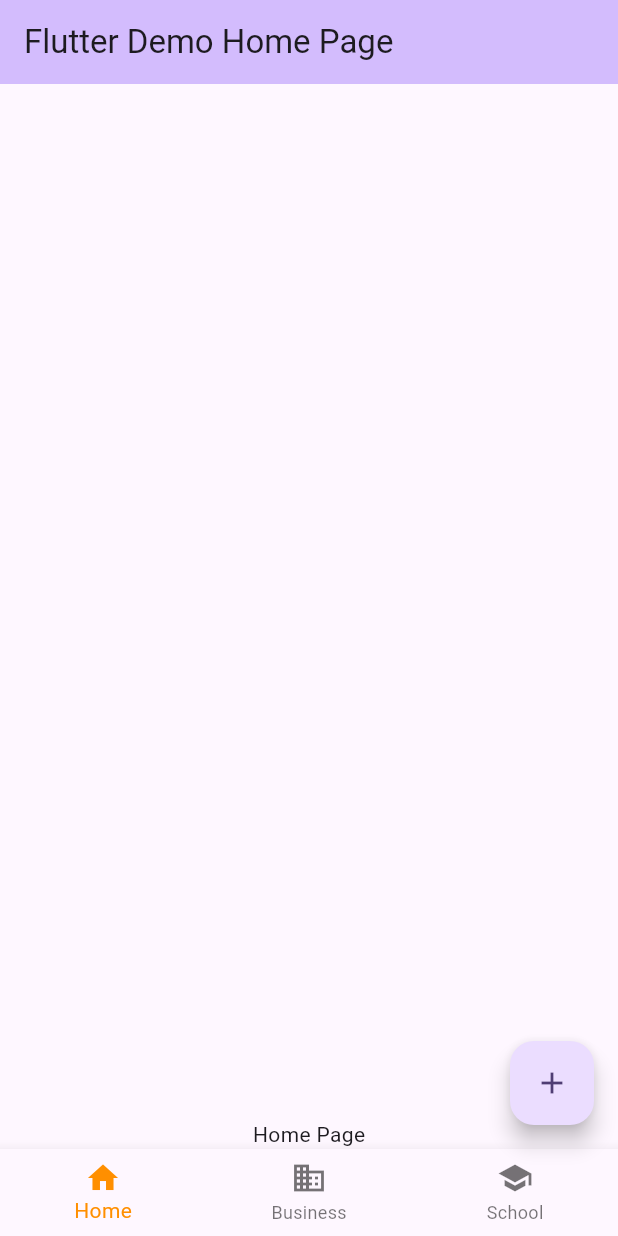
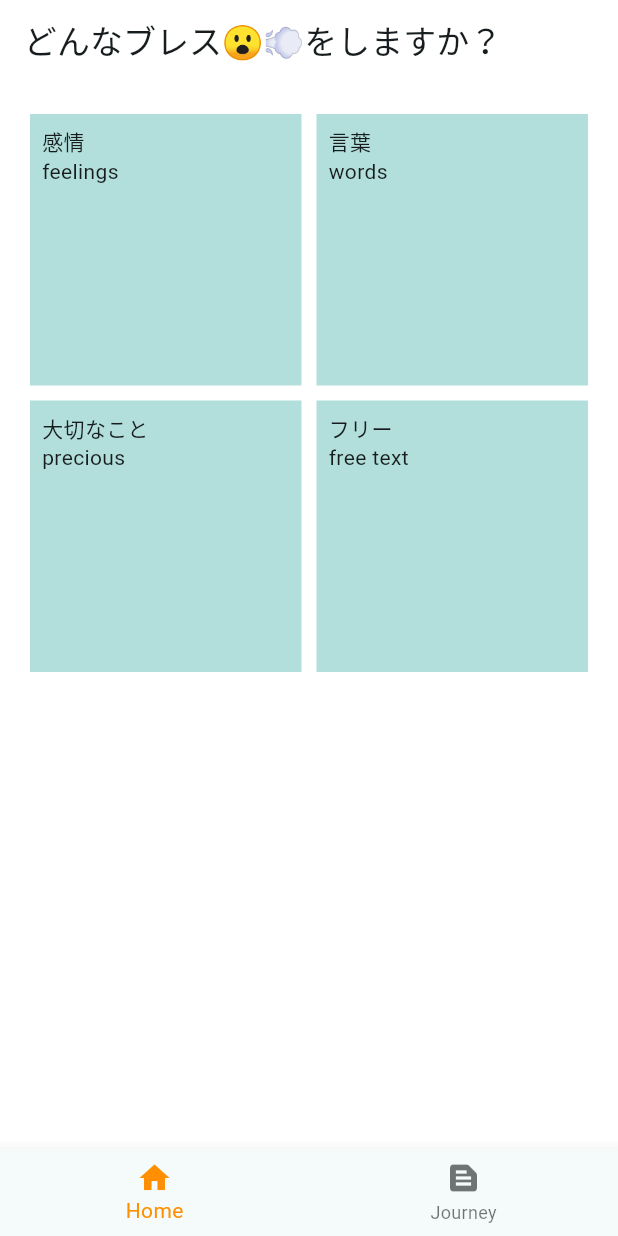
Before and after one commit to matsu-b/breath, a Flutter app: the screen it shows after launch, on a phone screen of 412 x 824 dp. Run offline on Flutter 3.47's test engine with Material 3 defaults, Android fonts, the phone set to English and light mode, and no system bars; our stand-ins replace cloud_firestore, firebase_auth, firebase_core; accounts and stored records are empty.

Commit message:
add top screen

```diff
--- a/lib/main.dart
+++ b/lib/main.dart
@@ -2,6 +2,7 @@ import 'package:firebase_core/firebase_core.dart';
 import 'package:flutter/material.dart';
 import 'package:test3_app/firebase_options.dart';
 import 'package:test3_app/pages/all_page.dart';
+import 'package:test3_app/pages/home_page.dart';
 
 void main() async {
   WidgetsFlutterBinding.ensureInitialized();
@@ -19,15 +20,17 @@ class MyApp extends StatelessWidget {
     return MaterialApp(
       title: 'Flutter Demo',
       theme: ThemeData(
-        colorScheme: ColorScheme.fromSeed(seedColor: Colors.deepPurple),
+        colorScheme: ColorScheme.fromSeed(seedColor: Colors.white),
         useMaterial3: true,
       ),
-      home: const AllPage(title: 'Flutter Demo Home Page'),
+      home: const HomePage(),
+      routes: {
+        '/home': (context) => const HomePage(),
+        '/journey': (context) => const AllPage(title: 'Allpage',),
+      },
     );
   }
 }
-
-
 //ナビゲーションバーの共通部分ここから
 class CustomNavigationBar extends StatelessWidget {
   final int selectedIndex;
@@ -44,12 +47,8 @@ class CustomNavigationBar extends StatelessWidget {
           label: 'Home',
         ),
         BottomNavigationBarItem(
-          icon: Icon(Icons.business),
-          label: 'Business',
-        ),
-        BottomNavigationBarItem(
-          icon: Icon(Icons.school),
-          label: 'School',
+          icon: Icon(Icons.text_snippet),
+          label: 'Journey',
         ),
       ],
       currentIndex: selectedIndex,
--- a/lib/pages/all_page.dart
+++ b/lib/pages/all_page.dart
@@ -18,18 +18,22 @@ class _AllPageState extends State<AllPage> {
   final memoCollection = FirebaseFirestore.instance.collection('memo');
 
   //ナビゲーションを表示させるための実装ここから
-  int _selectedIndex = 0;
-
-  static const List<Widget> _widgetOptions = <Widget>[
-    Text('Home Page'),
-    Text('Business Page'),
-    Text('School Page'),
-  ];
+  int _selectedIndex = 1;
 
   void _onItemTapped(int index) {
-    setState(() {
-      _selectedIndex = index;
-    });
+    if (index != _selectedIndex) {
+      setState(() {
+        _selectedIndex = index;
+      });
+      switch (index) {
+        case 0:
+          Navigator.pushNamed(context, '/home');
+          break;
+        case 1:
+          Navigator.pushNamed(context, '/journey');
+          break;
+      }
+    }
   }
   //ナビゲーションを表示させるための実装ここまで
 
@@ -37,15 +41,12 @@ class _AllPageState extends State<AllPage> {
   Widget build(BuildContext context) {
     return Scaffold(
       //Scaffoldは画面の基本となるウィジェット
-      appBar: AppBar(
-        //AppBarは画面上部のバーを作成するウィジェット
-        backgroundColor: Theme.of(context).colorScheme.inversePrimary,
+      appBar: AppBar(//AppBarは画面上部のバーを作成するウィジェット
+        backgroundColor: Colors.white,
         title: Text(widget.title),
+        automaticallyImplyLeading: false, //戻るボタンを非表示にする
       ),
-      body: Column(
-        children: [
-          Expanded(
-          child: StreamBuilder<QuerySnapshot>(
+      body:StreamBuilder<QuerySnapshot>(
           //bodyには画面の中身を記述する
           stream: memoCollection.snapshots(),
           builder: (context, snapshot) {
@@ -115,19 +116,10 @@ class _AllPageState extends State<AllPage> {
                   );
                 });
           }),
-         ),
-      //ナビゲーションを表示させるための実装ここから
-        Center(
-          child: _widgetOptions.elementAt(_selectedIndex),
-        ),
-        //ナビゲーションを表示させるための実装ここまで
-        ],
-      ),
       bottomNavigationBar: CustomNavigationBar(
         selectedIndex: _selectedIndex,
         onItemTapped: _onItemTapped,
       ),
-      //ナビゲーションを表示させるための実装ここまで
       floatingActionButton: FloatingActionButton(
         onPressed: () {
           Navigator.push(context,
--- /dev/null
+++ b/lib/pages/home_page.dart
@@ -0,0 +1,84 @@
+import 'package:firebase_auth/firebase_auth.dart';
+import 'package:flutter/foundation.dart';
+import 'package:flutter/material.dart';
+import 'package:flutter/widgets.dart';
+import 'package:test3_app/main.dart';
+
+class HomePage extends StatefulWidget {
+  const HomePage({super.key});
+
+  @override
+  State<HomePage> createState() => _HomePageState();
+}
+
+class _HomePageState extends State<HomePage> {
+  //ナビゲーションを表示させるための実装ここから
+  int _selectedIndex = 0;
+
+  void _onItemTapped(int index) {
+    //indexが番号が同じ場合はページ遷移をさせない処理
+    if (index != _selectedIndex) {
+      setState(() {
+        _selectedIndex = index;
+      });
+
+    //indexが番号が同じでない場合は特定のページに遷移させる処理
+    switch (index) {
+      case 0:
+        Navigator.pushNamed(context, '/home');
+        break;
+      case 1:
+        Navigator.pushNamed(context, '/journey');
+        break;
+      }
+    }
+  }
+  //ナビゲーションを表示させるための実装ここまで
+
+  @override
+  Widget build(BuildContext context) {
+    return Scaffold(
+      appBar: AppBar(//AppBarは画面上部のバーを作成するウィジェット
+        backgroundColor: Colors.white,
+        title: const Text('どんなブレス😮‍💨をしますか？'),
+        automaticallyImplyLeading: false, //戻るボタンを非表示にする
+      ),
+      body: Container(
+        color: Colors.white,
+        child: GridView.count(
+          primary: false,
+          padding: const EdgeInsets.all(20),
+          crossAxisSpacing: 10,
+          mainAxisSpacing: 10,
+          crossAxisCount: 2,
+          children: <Widget>[
+            Container(
+              padding: const EdgeInsets.all(8),
+              color: Colors.teal[100],
+                child: const Text("感情\nfeelings"),
+            ),
+            Container(
+              padding: const EdgeInsets.all(8),
+              color: Colors.teal[100],
+              child: const Text('言葉\nwords'),
+            ),
+            Container(
+              padding: const EdgeInsets.all(8),
+              color: Colors.teal[100],
+              child: const Text('大切なこと\nprecious'),
+            ),
+            Container(
+              padding: const EdgeInsets.all(8),
+              color: Colors.teal[100],
+              child: const Text('フリー\nfree text'),
+            ),
+          ],
+        ),
+      ),
+      bottomNavigationBar: CustomNavigationBar(
+            selectedIndex: _selectedIndex,
+            onItemTapped: _onItemTapped,
+      ),
+    );
+  }
+}
```
